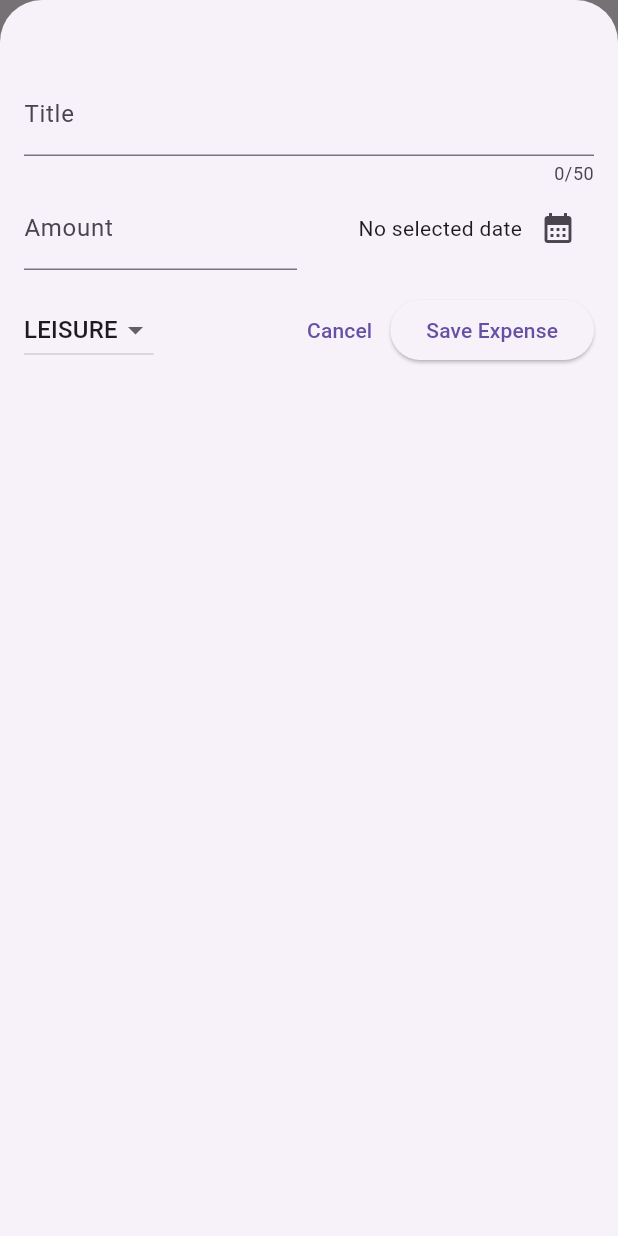
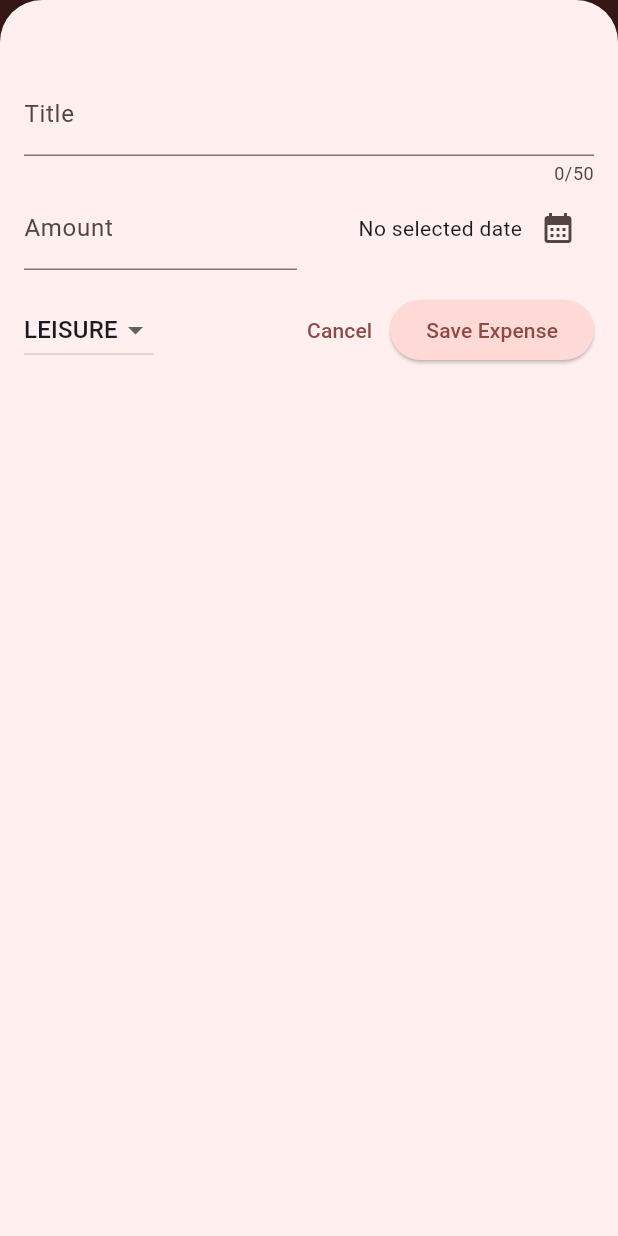
Before and after one commit to nilaybesli/expense_tracker, a Flutter app: the screen it shows after launch, after a tap on the "add" icon, on a phone screen of 412 x 824 dp. Run offline on Flutter 3.47's test engine with Material 3 defaults, Android fonts, the phone set to English and light mode, and no system bars.

Commit message:
added dark theme

```diff
--- a/lib/main.dart
+++ b/lib/main.dart
@@ -1,12 +1,52 @@
 import 'package:expense_tracker/widgets/expenses.dart';
 import 'package:flutter/material.dart';
 
+var kColorScheme = ColorScheme.fromSeed(seedColor: Colors.redAccent);
+var kDarkColorScheme = ColorScheme.fromSeed(
+  brightness: Brightness.dark,
+  seedColor: const Color.fromARGB(255, 5, 99, 125),
+);
+
 void main() {
-  runApp(
-      MaterialApp(
-        debugShowCheckedModeBanner: false,
-      theme: ThemeData(useMaterial3: true),
-      home: Expenses(),
-    )
-  );
+  runApp(MaterialApp(
+    debugShowCheckedModeBanner: false,
+    darkTheme: ThemeData.dark().copyWith(
+      colorScheme: kDarkColorScheme,
+      cardTheme: const CardTheme().copyWith(
+        color: kDarkColorScheme.secondaryContainer,
+        margin: const EdgeInsets.symmetric(horizontal: 16, vertical: 8),
+      ),
+      elevatedButtonTheme: ElevatedButtonThemeData(
+        style: ElevatedButton.styleFrom(
+          backgroundColor: kDarkColorScheme.primaryContainer,
+          foregroundColor: kDarkColorScheme.onPrimaryContainer,
+        ),
+      ),
+    ),
+    theme: ThemeData().copyWith(
+      colorScheme: kColorScheme,
+      appBarTheme: const AppBarTheme().copyWith(
+        backgroundColor: kColorScheme.onPrimaryContainer,
+        foregroundColor: kColorScheme.primaryContainer,
+      ),
+      cardTheme: const CardTheme().copyWith(
+        color: kColorScheme.secondaryContainer,
+        margin: const EdgeInsets.symmetric(horizontal: 16, vertical: 8),
+      ),
+      elevatedButtonTheme: ElevatedButtonThemeData(
+        style: ElevatedButton.styleFrom(
+          backgroundColor: kColorScheme.primaryContainer,
+        ),
+      ),
+      textTheme: ThemeData().textTheme.copyWith(
+            titleLarge: TextStyle(
+              fontWeight: FontWeight.bold,
+              color: kColorScheme.onSecondaryContainer,
+              fontSize: 16,
+            ),
+          ),
+    ),
+    themeMode: ThemeMode.system,
+    home: const Expenses(),
+  ));
 }
--- a/lib/widgets/expenses_list/expense_item.dart
+++ b/lib/widgets/expenses_list/expense_item.dart
@@ -15,8 +15,12 @@ class ExpenseItem extends StatelessWidget {
       child: Padding(
         padding: const EdgeInsets.symmetric(horizontal: 20, vertical: 16),
         child: Column(
+          crossAxisAlignment: CrossAxisAlignment.start,
           children: [
-            Text(expense.title),
+            Text(
+              expense.title,
+              style: Theme.of(context).textTheme.titleLarge,
+            ),
             const SizedBox(
               height: 4,
             ),
--- a/lib/widgets/expenses_list/expenses_list.dart
+++ b/lib/widgets/expenses_list/expenses_list.dart
@@ -12,13 +12,17 @@ class ExpensesList extends StatelessWidget {
   @override
   Widget build(BuildContext context) {
     return ListView.builder(
-      itemBuilder: (ctx, index) =>
-          Dismissible(
-              key: ValueKey(expenses[index]),
-              onDismissed: (direction){
-                onRemoveExpense(expenses[index]);
-              } ,
-              child: ExpenseItem(expenses[index])),
+      itemBuilder: (ctx, index) => Dismissible(
+          key: ValueKey(expenses[index]),
+          background: Container(
+            color: Theme.of(context).colorScheme.error.withOpacity(0.75),
+            margin: EdgeInsets.symmetric(
+                horizontal: Theme.of(context).cardTheme.margin!.horizontal),
+          ),
+          onDismissed: (direction) {
+            onRemoveExpense(expenses[index]);
+          },
+          child: ExpenseItem(expenses[index])),
       itemCount: expenses.length,
     );
   }
```
